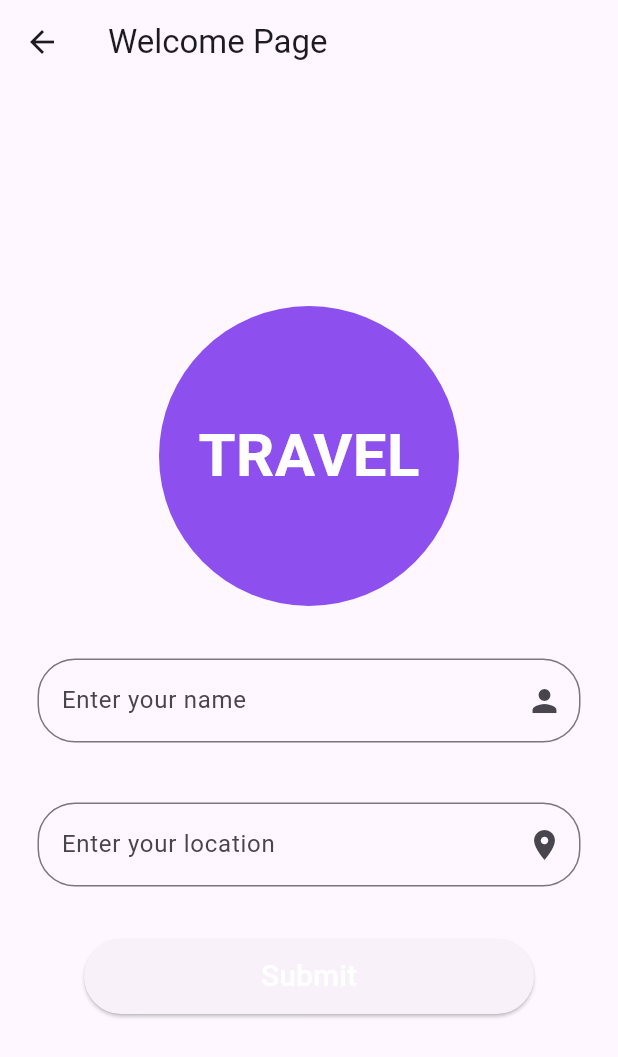
After one commit to Nishabhattaraii/Itinerary, a Flutter app: the WelcomePage screen opened directly, on a phone screen of 412 x 824 dp. The commit adds this screen. Shown: the top 1057 px of the screen. Run offline on Flutter 3.47's test engine with Material 3 defaults, Android fonts, the light colour scheme and no system bars; our stand-ins replace firebase_auth, firebase_core; accounts and stored records are empty; network calls fail.

Commit message:
second commit

```diff
--- a/assets/POIlist.json
+++ b/assets/POIlist.json
@@ -60,7 +60,7 @@
     "Descriptions": "The beautifully restored Swapna Baigicha, also known as Garden of Dreams is a popular tourist place in Kathmandu to visit offers respite and rejuvenation from the stresses of the world. It is one of the most stunning places in the world. The garden was built in the 1920s and has been brought back to life by the Austrian financed team. The stunningly restored garden has gorgeous and refined details.Some of the main highlights of this place includes marble inscription from Omar Khayam\u2019s Rubaiyat, beautiful fountains and ponds. The palace is home to a quirky \u2018hidden garden\u2019 as well. It also features three pavilions. The place is ideal for going out for a picnic or just to marvel at the humannature interaction. The place is a must visit for travelers."
   },
   {
-    "locations": "Durbar Square Kathmandu",
+    "locations": "Kathmandu Durbar Square",
     "image": "",
     "latitude": "27.70452",
     "longitude": "85.30697",
--- /dev/null
+++ b/lib/WelcomePage.dart
@@ -0,0 +1,67 @@
+import 'package:flutter/material.dart';
+import 'package:itinerary/Homepage.dart';
+import 'package:itinerary/uihelper.dart';
+
+
+
+
+
+class WelcomePage extends StatelessWidget {
+//final String userLocation;
+
+
+
+
+
+  final TextEditingController nameController = TextEditingController();
+  final TextEditingController locationController = TextEditingController();
+
+  @override
+  Widget build(BuildContext context) {
+    return Scaffold(
+      appBar: AppBar(
+        title: Text('Welcome Page'),
+      ),
+      body: Column(
+        mainAxisAlignment: MainAxisAlignment.center,
+        children: [
+          _buildCircularStructure(),
+          SizedBox(height: 20),
+          UiHelper.CustomTextField(nameController, 'Enter your name', Icons.person, false),
+          SizedBox(height: 10),
+          UiHelper.CustomTextField(locationController, 'Enter your location', Icons.location_on, false),
+          SizedBox(height: 20),
+          UiHelper.CustomButton(() {
+            // String name = nameController.text;
+            String userLocation = locationController.text;
+            Navigator.push(
+              context,
+              MaterialPageRoute(builder: (context) => HomePage(userLocation: userLocation)),
+            );
+          }, 'Submit'),
+        ],
+      ),
+    );
+  }
+
+  Widget _buildCircularStructure() {
+    return Container(
+      alignment: Alignment.center,
+      width: 200,
+      height: 200,
+      decoration: BoxDecoration(
+        shape: BoxShape.circle,
+        color: Color.fromARGB(255, 141, 80, 239), // Change color as needed
+      ),
+      child: Text(
+        'TRAVEL',
+        style: TextStyle(
+          fontSize: 40,
+          fontWeight: FontWeight.bold,
+          color: Colors.white,
+          // Add more custom styling as needed
+        ),
+      ),
+    );
+  }
+}
--- a/lib/datamodel.dart
+++ b/lib/datamodel.dart
@@ -2,8 +2,10 @@ class DataModel{
   final int POI;
   final String location;
   final  image_url;
+  final arrival_time;
+  final leaving_time;
 
-  DataModel(this.POI, this.location, this.image_url);
+  DataModel(this.POI, this.location, this.image_url, this.arrival_time, this.leaving_time);
 
   // DataModel.fromJson(Map<String, dynamic> json)
   // {
--- a/lib/loginpage.dart
+++ b/lib/loginpage.dart
@@ -1,6 +1,7 @@
 import 'package:firebase_auth/firebase_auth.dart';
 import 'package:flutter/material.dart';
-import 'package:itinerary/Homepage.dart';
+// import 'package:itinerary/Homepage.dart';
+import 'package:itinerary/WelcomePage.dart';
 import 'package:itinerary/signuppage.dart';
 import 'package:itinerary/uihelper.dart';
 
@@ -28,7 +29,7 @@ class _LoginPageState extends State <LoginPage>{
         UserCredential? usercredential;
         try{
           usercredential=await FirebaseAuth.instance.signInWithEmailAndPassword(email: email, password: password).then((value){
-            Navigator.push(context, MaterialPageRoute(builder: (context) => HomePage()));
+            Navigator.push(context, MaterialPageRoute(builder: (context) => WelcomePage()));
             return null;
           });
         }
```
Also changed, not shown: pubspec.yaml (+4 -4 lines), fonts/MadimiOne-Regular.ttf (added), pubspec.lock, 5 other files.
